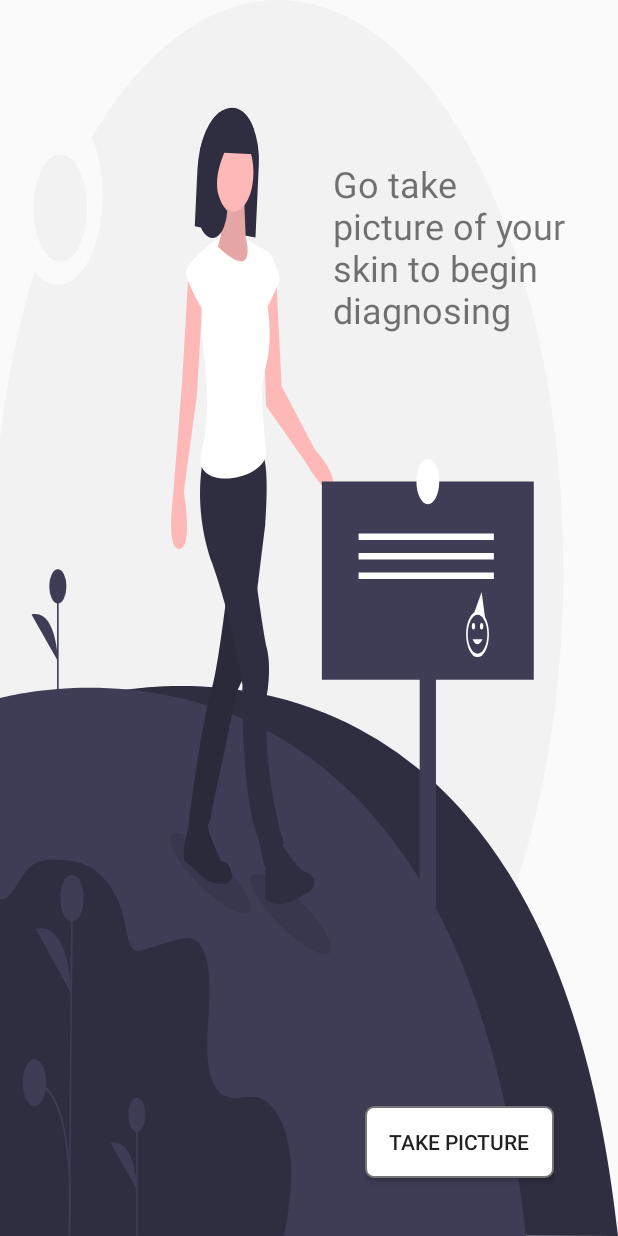
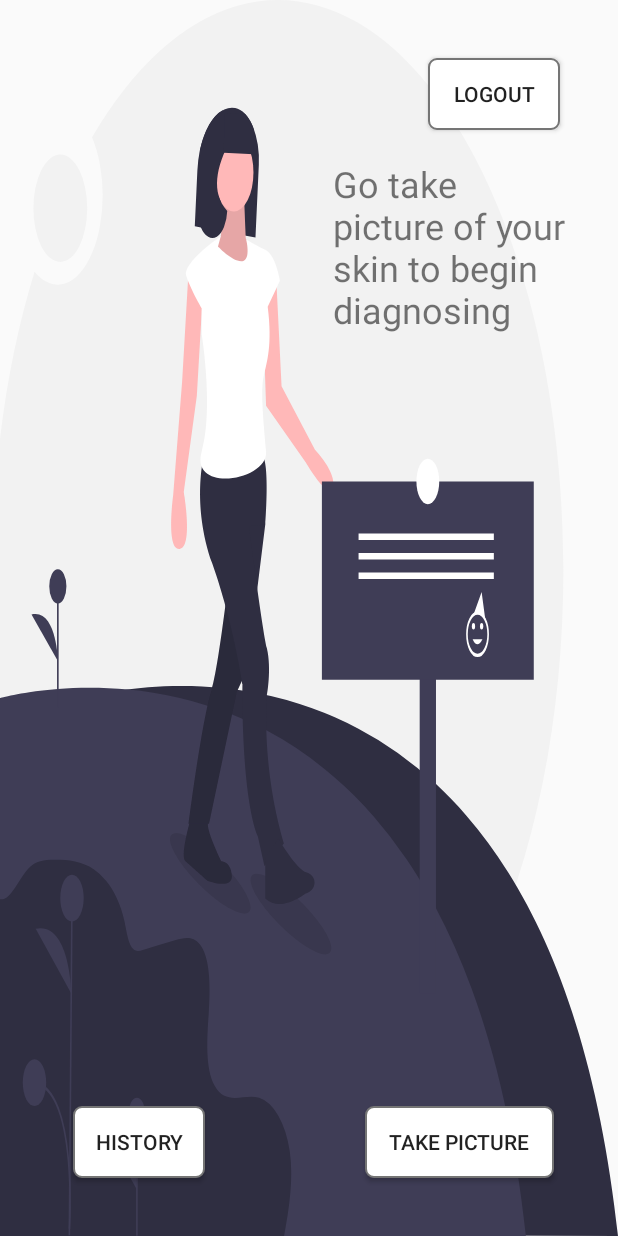
Before and after one commit to wijayaFikri/Skin_Disease_Detector, an Android app: the screen it shows after launch once a user with an empty profile is signed in (MainActivity), on a phone screen of 412 x 824 dp. Run offline under Robolectric (Android 15) with nearby library versions, the phone set to English and light mode, and no system bars; our stand-ins replace Firebase (no records; nobody signed in at launch, a user with empty details on screens opened directly); libraries missing offline, so code that uses them is left out: com.github.appintro.

Commit message:
finish app - history

```diff
--- a/app/src/main/AndroidManifest.xml
+++ b/app/src/main/AndroidManifest.xml
@@ -5,6 +5,7 @@
     <uses-feature
         android:name="android.hardware.camera"
         android:required="true" />
+
     <uses-permission android:name="android.permission.INTERNET" />
 
     <application
@@ -15,6 +16,7 @@
         android:supportsRtl="true"
         android:theme="@style/AppTheme"
         android:usesCleartextTraffic="true">
+        <activity android:name=".activities.HistoryActivity"></activity>
         <activity android:name=".activities.SplashActivity">
             <intent-filter>
                 <action android:name="android.intent.action.MAIN" />
--- a/app/src/main/java/com/jassen/skindiseasedetector/ApplicationConstants.java
+++ b/app/src/main/java/com/jassen/skindiseasedetector/ApplicationConstants.java
@@ -3,4 +3,5 @@ package com.jassen.skindiseasedetector;
 public class ApplicationConstants {
     public static String MY_PREF = "MY_PREF";
     public static String CATEGORY_PREF = "Disease";
+    public static String HISTORY_REF = "History";
 }
--- a/app/src/main/res/layout/activity_main.xml
+++ b/app/src/main/res/layout/activity_main.xml
@@ -60,6 +60,32 @@
         android:onClick="goTakePicture"
         android:background="@drawable/button_background"/>
 
+    <Button
+        android:layout_width="wrap_content"
+        android:layout_height="wrap_content"
+        app:layout_constraintBottom_toBottomOf="parent"
+        app:layout_constraintEnd_toEndOf="parent"
+        app:layout_constraintStart_toStartOf="parent"
+        app:layout_constraintTop_toTopOf="parent"
+        android:text="History"
+        android:onClick="goHistory"
+        android:background="@drawable/button_background"
+        app:layout_constraintVertical_bias="0.95"
+        app:layout_constraintHorizontal_bias="0.15"/>
+
+    <Button
+        android:layout_width="wrap_content"
+        android:layout_height="wrap_content"
+        app:layout_constraintBottom_toBottomOf="parent"
+        app:layout_constraintEnd_toEndOf="parent"
+        app:layout_constraintStart_toStartOf="parent"
+        app:layout_constraintTop_toTopOf="parent"
+        app:layout_constraintVertical_bias="0.05"
+        app:layout_constraintHorizontal_bias="0.88"
+        android:text="Logout"
+        android:onClick="goLogout"
+        android:background="@drawable/button_background"/>
+
 
 
 </androidx.constraintlayout.widget.ConstraintLayout>
--- a/app/src/main/res/layout/activity_processing.xml
+++ b/app/src/main/res/layout/activity_processing.xml
@@ -18,13 +18,13 @@
         android:layout_height="0dp"
         android:text="Please Wait"
         android:textSize="32sp"
-        android:layout_weight="0.05"
+        android:layout_weight="0.1"
         android:layout_gravity="center"/>
 
     <View
         android:layout_width="match_parent"
         android:layout_height="0dp"
-        android:layout_weight="0.1"/>
+        android:layout_weight="0.05"/>
 
     <ImageView
         android:layout_width="match_parent"
```
Also changed, not shown: app/src/main/java/com/jassen/skindiseasedetector/activities/HistoryActivity.java (added, +55 -0 lines), app/src/main/java/com/jassen/skindiseasedetector/activities/MainActivity.java (+16 -0 lines), app/src/main/java/com/jassen/skindiseasedetector/activities/ProcessingActivity.java (+10 -1 lines), app/src/main/java/com/jassen/skindiseasedetector/adapters/HistoryAdapter.java (added, +56 -0 lines), app/src/main/java/com/jassen/skindiseasedetector/models/History.java (added, +22 -0 lines), app/src/main/res/layout/activity_history.xml (added, +14 -0 lines), app/src/main/res/layout/history_item.xml (added, +34 -0 lines).
